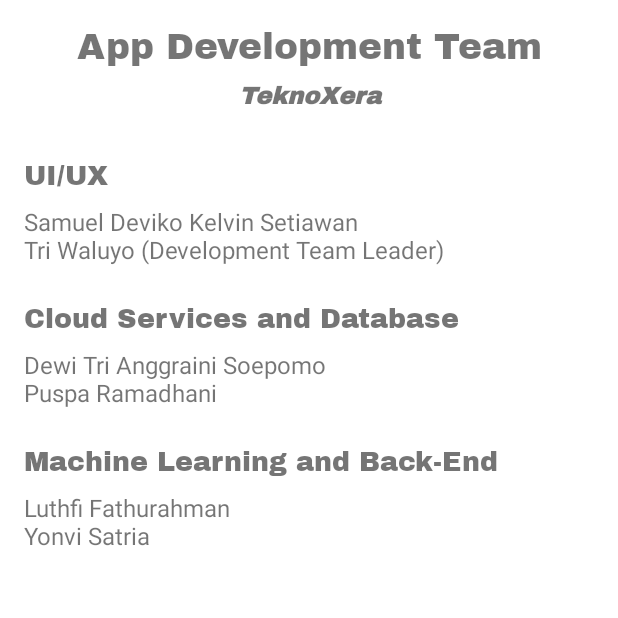
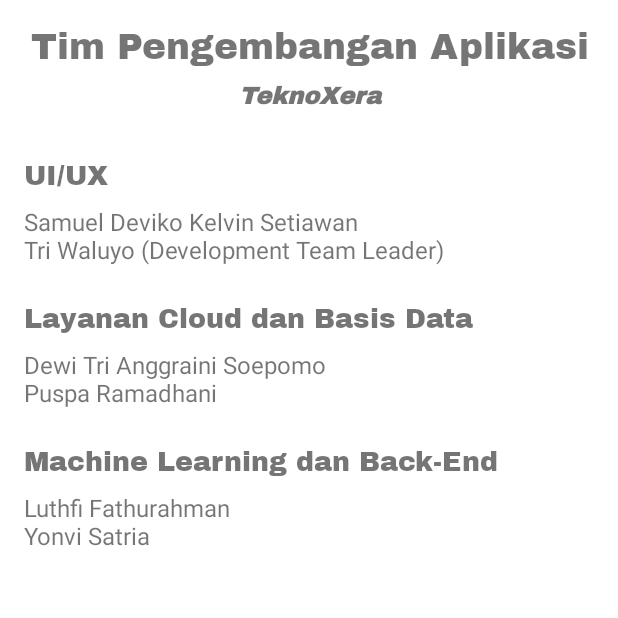
Before and after one commit to triwaluyo07/BisaWicara, an Android app: the AboutActivity screen opened directly, with no data from a screen before it, on a phone screen of 412 x 824 dp, the top half of it. Run offline under Robolectric (Android 15) with nearby library versions, the phone set to English and light mode, and no system bars; Roboto replaces fonts that are not available here.

Commit message:
Bug Report features minor fix

```diff
--- a/app/src/main/res/values/strings.xml
+++ b/app/src/main/res/values/strings.xml
@@ -3,7 +3,7 @@
     <string name="app_desc">Belajar Mudah Bahasa Isyarat</string>
     <string name="team_name">TeknoXera</string>
     <string name="logo">Logo</string>
-    <string name="version">v.1.0.1_build–052421–0109</string>
+    <string name="version">v.1.0.1_build–052421–0142</string>
     <string name="dashb">DASHBOARD</string>
     <string name="dictionary">Kamus</string>
     <string name="test">Test Skill</string>
@@ -14,12 +14,12 @@
     <string name="splash_logo">Splash Logo</string>
     <string name="btn_lapor">LAPOR</string>
     <string name="bug_text">Ada "Bug"?\nLapor sekarang!</string>
-    <string name="bug_hint">Tell us the bugs</string>
-    <string name="about_title">App Development Team</string>
+    <string name="bug_hint">Beritahu kami "Bug"-nya</string>
+    <string name="about_title">Tim Pengembangan Aplikasi</string>
     <string name="uiux">UI/UX</string>
     <string name="md_team">Samuel Deviko Kelvin Setiawan\nTri Waluyo (Development Team Leader)</string>
-    <string name="cloud">Cloud Services and Database</string>
+    <string name="cloud">Layanan Cloud dan Basis Data</string>
     <string name="cc_team">Dewi Tri Anggraini Soepomo\nPuspa Ramadhani</string>
-    <string name="mach_learn">Machine Learning and Back-End</string>
+    <string name="mach_learn">Machine Learning dan Back-End</string>
     <string name="ml_team">Luthfi Fathurahman\nYonvi Satria</string>
 </resources>
```
Also changed, not shown: app/src/main/java/teknoxera/bisawicara/activity/LaporBugActivity.kt (+21 -8 lines).
